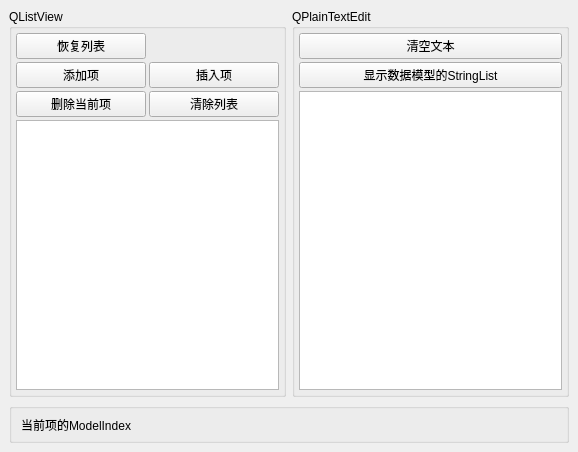
First picture: the form in Study/Qt_5.9/part5_viewModel/QStringListModel/QStringListModel/mainwindow.ui, repository codefmz/Qt, before the edit.
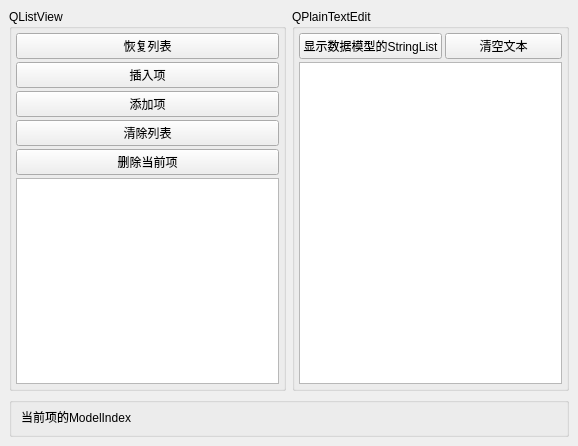
Second picture: the form after the edit.

```diff
--- a/Study/Qt_5.9/part5_viewModel/QStringListModel/QStringListModel/mainwindow.ui
+++ b/Study/Qt_5.9/part5_viewModel/QStringListModel/QStringListModel/mainwindow.ui
@@ -7,7 +7,7 @@
     <x>0</x>
     <y>0</y>
     <width>578</width>
-    <height>452</height>
+    <height>446</height>
    </rect>
   </property>
   <property name="windowTitle">
@@ -37,42 +37,42 @@
         <number>4</number>
        </property>
        <item>
-        <layout class="QGridLayout" name="gridLayout">
-         <item row="0" column="0">
+        <layout class="QVBoxLayout" name="verticalLayout">
+         <item>
           <widget class="QPushButton" name="btnIniList">
            <property name="text">
             <string>恢复列表</string>
            </property>
           </widget>
          </item>
-         <item row="1" column="0">
-          <widget class="QPushButton" name="btnListAppend">
-           <property name="text">
-            <string>添加项</string>
-           </property>
-          </widget>
-         </item>
-         <item row="1" column="1">
+         <item>
           <widget class="QPushButton" name="btnListInsert">
            <property name="text">
             <string>插入项</string>
            </property>
           </widget>
          </item>
-         <item row="2" column="0">
-          <widget class="QPushButton" name="btnListDelete">
+         <item>
+          <widget class="QPushButton" name="btnListAppend">
            <property name="text">
-            <string>删除当前项</string>
+            <string>添加项</string>
            </property>
           </widget>
          </item>
-         <item row="2" column="1">
+         <item>
           <widget class="QPushButton" name="btnListClear">
            <property name="text">
             <string>清除列表</string>
            </property>
           </widget>
          </item>
+         <item>
+          <widget class="QPushButton" name="btnListDelete">
+           <property name="text">
+            <string>删除当前项</string>
+           </property>
+          </widget>
+         </item>
         </layout>
        </item>
        <item>
@@ -103,14 +103,7 @@
         <number>4</number>
        </property>
        <item>
-        <layout class="QVBoxLayout" name="verticalLayout">
-         <item>
-          <widget class="QPushButton" name="btnTextClear">
-           <property name="text">
-            <string>清空文本</string>
-           </property>
-          </widget>
-         </item>
+        <layout class="QHBoxLayout" name="horizontalLayout_2">
          <item>
           <widget class="QPushButton" name="btnTextImport">
            <property name="text">
@@ -118,6 +111,13 @@
            </property>
           </widget>
          </item>
+         <item>
+          <widget class="QPushButton" name="btnTextClear">
+           <property name="text">
+            <string>清空文本</string>
+           </property>
+          </widget>
+         </item>
         </layout>
        </item>
        <item>
@@ -130,6 +130,12 @@
      <layout class="QGridLayout" name="gridLayout_2">
       <item row="0" column="0">
        <widget class="QGroupBox" name="groupBox_3">
+        <property name="sizePolicy">
+         <sizepolicy hsizetype="Preferred" vsizetype="Preferred">
+          <horstretch>0</horstretch>
+          <verstretch>0</verstretch>
+         </sizepolicy>
+        </property>
         <property name="maximumSize">
          <size>
           <width>16777215</width>
@@ -140,11 +146,72 @@
          <string/>
         </property>
         <layout class="QHBoxLayout" name="horizontalLayout">
+         <property name="topMargin">
+          <number>6</number>
+         </property>
          <item>
           <widget class="QLabel" name="LabInfo">
+           <property name="sizePolicy">
+            <sizepolicy hsizetype="Preferred" vsizetype="Preferred">
+             <horstretch>1</horstretch>
+             <verstretch>2</verstretch>
+            </sizepolicy>
+           </property>
+           <property name="palette">
+            <palette>
+             <active>
+              <colorrole role="Light">
+               <brush brushstyle="SolidPattern">
+                <color alpha="255">
+                 <red>0</red>
+                 <green>170</green>
+                 <blue>127</blue>
+                </color>
+               </brush>
+              </colorrole>
+             </active>
+             <inactive>
+              <colorrole role="Light">
+               <brush brushstyle="SolidPattern">
+                <color alpha="255">
+                 <red>255</red>
+                 <green>255</green>
+                 <blue>255</blue>
+                </color>
+               </brush>
+              </colorrole>
+             </inactive>
+             <disabled>
+              <colorrole role="Light">
+               <brush brushstyle="SolidPattern">
+                <color alpha="255">
+                 <red>0</red>
+                 <green>170</green>
+                 <blue>127</blue>
+                </color>
+               </brush>
+              </colorrole>
+             </disabled>
+            </palette>
+           </property>
+           <property name="contextMenuPolicy">
+            <enum>Qt::DefaultContextMenu</enum>
+           </property>
+           <property name="autoFillBackground">
+            <bool>false</bool>
+           </property>
+           <property name="frameShadow">
+            <enum>QFrame::Plain</enum>
+           </property>
            <property name="text">
             <string>当前项的ModelIndex</string>
            </property>
+           <property name="scaledContents">
+            <bool>false</bool>
+           </property>
+           <property name="margin">
+            <number>0</number>
+           </property>
           </widget>
          </item>
         </layout>
```
